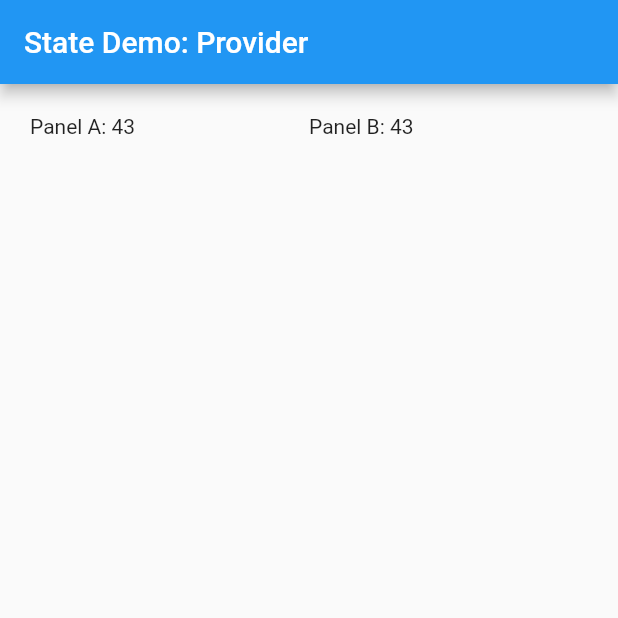
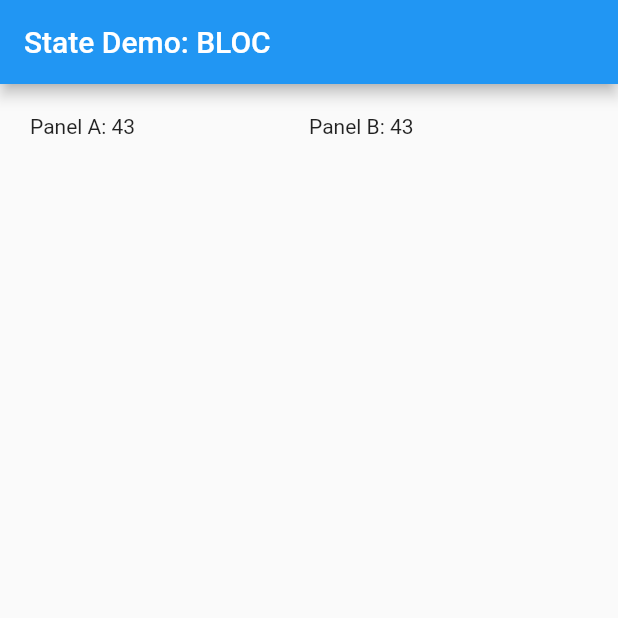
Before and after one commit to freiheit-com/flutter-state-mgmt, a Flutter app: the screen it shows after launch, after a tap on the "add" icon, on a phone screen of 412 x 824 dp, the top half of it. Run offline on Flutter 3.47's test engine with Material 2 defaults, Android fonts, the light colour scheme and no system bars; our stand-ins replace bloc, flutter_bloc.

Commit message:
add BLOC demo

```diff
--- /dev/null
+++ b/statedemo/lib/bloc_demo.dart
@@ -0,0 +1,88 @@
+import 'dart:async';
+import 'package:flutter/material.dart';
+import 'package:bloc/bloc.dart';
+import 'package:flutter_bloc/flutter_bloc.dart';
+
+class BlocMain extends StatelessWidget {
+  @override
+  Widget build(BuildContext context) {
+    return BlocProvider<CounterBloc>(
+      create: (context) => CounterBloc(42),
+      child: BlocScreen(),
+    );
+  }
+}
+
+class BlocScreen extends StatelessWidget {
+  @override
+  Widget build(BuildContext context) {
+    return Scaffold(
+      appBar: AppBar(
+        title: Text('State Demo: BLOC')
+      ),
+      body: GridView.count(
+        padding: const EdgeInsets.all(20),
+        crossAxisCount: 2,
+        children: [
+          PanelA(),
+          PanelB(),
+        ],
+      ),
+      floatingActionButton: FloatingActionButton(
+        onPressed: () => {BlocProvider.of<CounterBloc>(context).add(CounterEvent(CounterEventType.add, 1))},
+        tooltip: 'Add one',
+        child: Icon(Icons.add),
+      ),
+    );
+  }
+}
+
+class PanelA extends StatelessWidget {
+  @override
+  Widget build(BuildContext context) {
+    return BlocBuilder<CounterBloc, int>(
+      builder: (context, count) {
+        return Text("Panel A: $count");
+      }
+    );
+  }
+}
+
+class PanelB extends StatelessWidget {
+  @override
+  Widget build(BuildContext context) {
+    return BlocBuilder<CounterBloc, int>(
+      builder: (context, count) {
+        return Text("Panel B: $count");
+      }
+    );
+  }
+}
+
+enum CounterEventType { add }
+
+class CounterEvent {
+
+  CounterEventType type;
+  int n;
+
+  CounterEvent(this.type, this.n);
+}
+
+class CounterBloc extends Bloc<CounterEvent, int> {
+
+  int _initialCount;
+
+  CounterBloc(this._initialCount);
+
+  @override
+  int get initialState => _initialCount;
+
+  Stream<int> mapEventToState(CounterEvent event) async* {
+    switch (event.type) {
+      case CounterEventType.add:
+        yield state + event.n;
+        break;
+    }
+  }
+}
--- a/statedemo/lib/main.dart
+++ b/statedemo/lib/main.dart
@@ -1,5 +1,6 @@
 import 'package:flutter/material.dart';
 import 'provider_demo.dart';
+import 'bloc_demo.dart';
 
 void main() {
   runApp(StateDemoApp());
@@ -27,7 +28,7 @@ class StateDemoApp extends StatelessWidget {
         // closer together (more dense) than on mobile platforms.
         visualDensity: VisualDensity.adaptivePlatformDensity,
       ),
-      home: ProviderMain(),
+      home: BlocMain(),
     );
   }
 }
--- a/statedemo/pubspec.yaml
+++ b/statedemo/pubspec.yaml
@@ -24,11 +24,11 @@ dependencies:
   flutter:
     sdk: flutter
 
-
   # The following adds the Cupertino Icons font to your application.
   # Use with the CupertinoIcons class for iOS style icons.
   cupertino_icons: ^0.1.3
   provider: ^4.0.5
+  flutter_bloc: 3.2.0
 
 dev_dependencies:
   flutter_test:
```
Also changed, not shown: statedemo/lib/bloc.dart (deleted), statedemo/pubspec.lock.
